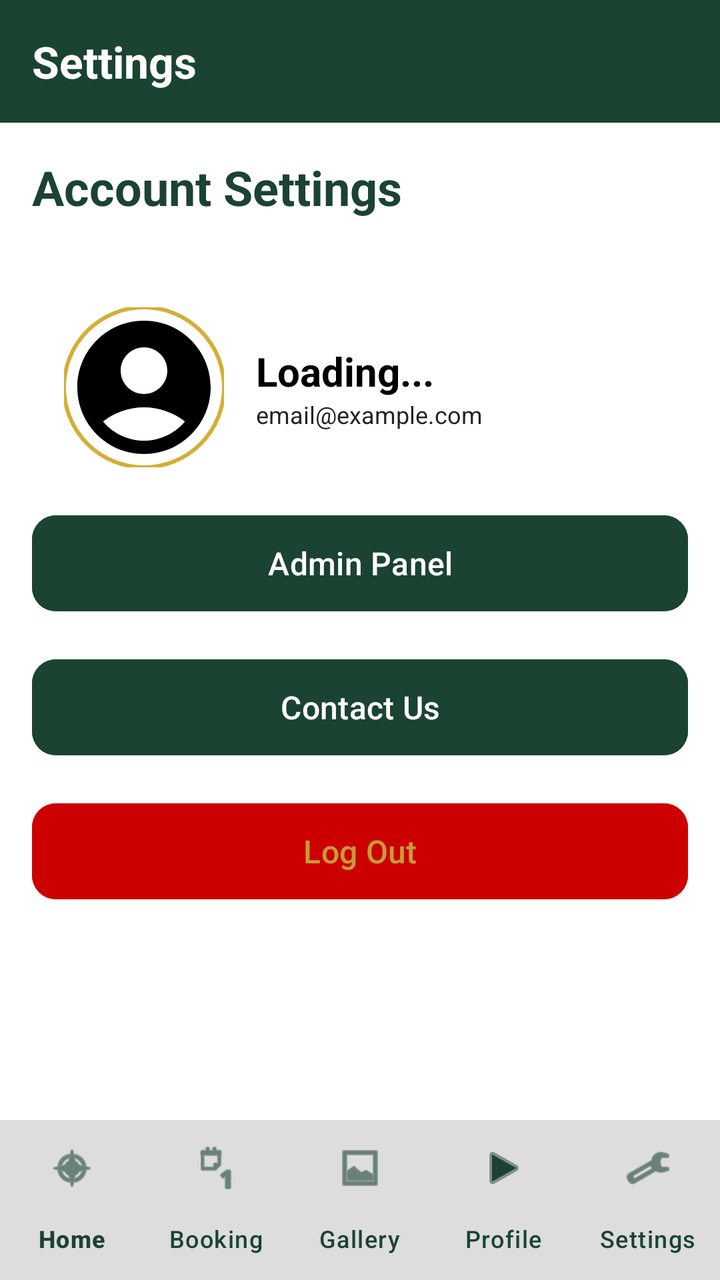
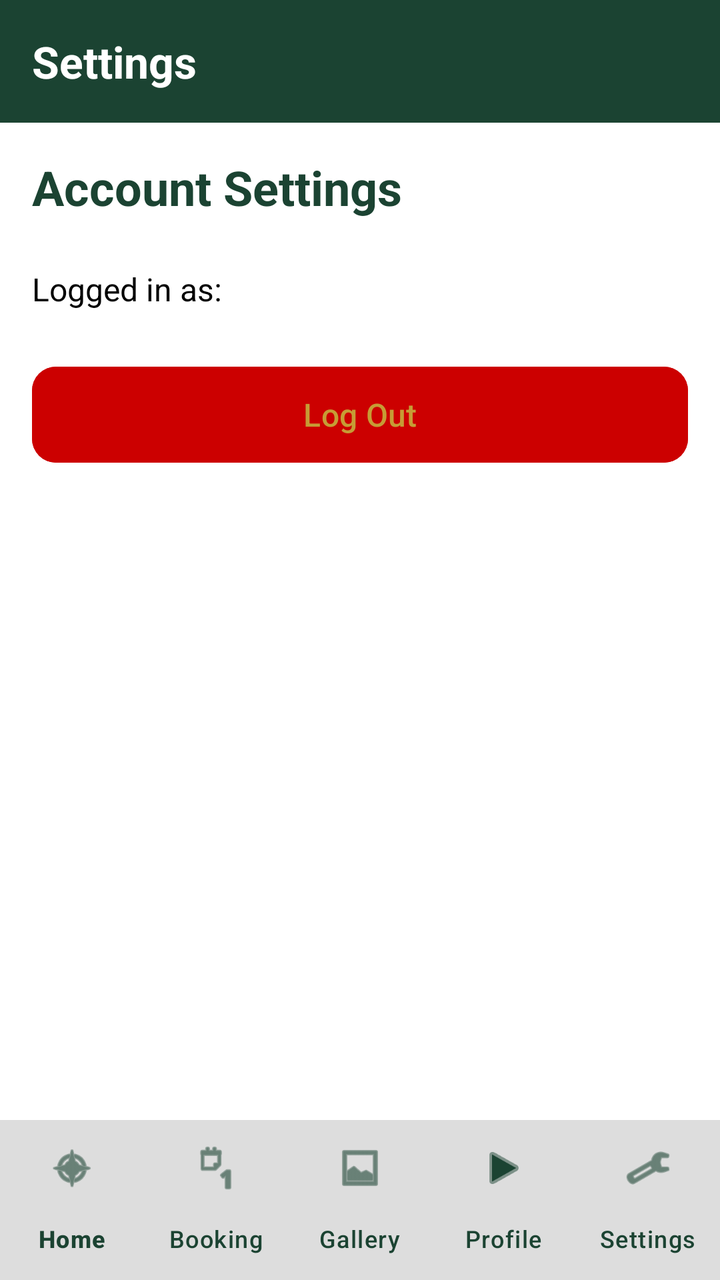

Screens rendered from an Android XML layout before and after an edit, with the pre-edit source and the edit as a unified diff.
<!-- AndroidManifest.xml: application theme Theme.Moes -->
<!-- res/layout/activity_settings_screen.xml -->
<?xml version="1.0" encoding="utf-8"?>
<RelativeLayout xmlns:android="http://schemas.android.com/apk/res/android"
    xmlns:app="http://schemas.android.com/apk/res-auto"
    xmlns:tools="http://schemas.android.com/tools"
    android:id="@+id/main"
    android:layout_width="match_parent"
    android:layout_height="match_parent"
    android:background="@color/white"
    tools:context=".SettingsScreen">

    <RelativeLayout
        android:id="@+id/navBar"
        android:layout_width="match_parent"
        android:layout_height="wrap_content"
        android:padding="16dp"
        android:background="@color/moes_forest_green">

        <TextView
            android:layout_width="wrap_content"
            android:layout_height="wrap_content"
            android:text="Settings"
            android:textColor="@color/white"
            android:textSize="22sp"
            android:textStyle="bold" />
    </RelativeLayout>

    <com.google.android.material.bottomnavigation.BottomNavigationView
        android:id="@+id/bottomNavigation"
        android:layout_width="match_parent"
        android:layout_height="wrap_content"
        android:layout_alignParentBottom="true"
        android:background="#22000000"
        app:itemIconTint="@color/moes_forest_green"
        app:itemTextColor="@color/moes_forest_green"
        app:labelVisibilityMode="labeled"
        app:menu="@menu/bottom_nav_menu" />

    <androidx.core.widget.NestedScrollView
        android:layout_width="match_parent"
        android:layout_height="match_parent"
        android:layout_below="@id/navBar"
        android:layout_above="@id/bottomNavigation"
        android:fillViewport="true">

        <LinearLayout
            android:layout_width="match_parent"
            android:layout_height="wrap_content"
            android:orientation="vertical"
            android:padding="16dp">

            <TextView
                android:layout_width="wrap_content"
                android:layout_height="wrap_content"
                android:text="Account Settings"
                android:textColor="@color/moes_forest_green"
                android:textSize="24sp"
                android:textStyle="bold"
                android:layout_marginBottom="24dp" />



            <LinearLayout
                android:layout_width="match_parent"
                android:layout_height="120dp"
                android:gravity="center_vertical"
                android:orientation="horizontal"
                android:padding="16dp">

                
                <com.google.android.material.imageview.ShapeableImageView
                    android:id="@+id/ivProfilePic"
                    android:layout_width="80dp"
                    android:layout_height="80dp"
                    android:scaleType="centerCrop"
                    android:src="@drawable/ic_profile_placeholder"
                    app:shapeAppearanceOverlay="@style/CircleImage"
                    app:strokeColor="@color/accent_gold"
                    app:strokeWidth="2dp" />

                
                <LinearLayout
                    android:layout_width="0dp"
                    android:layout_height="wrap_content"
                    android:layout_marginStart="16dp"
                    android:layout_weight="1"
                    android:orientation="vertical">

                    <TextView
                        android:id="@+id/tvProfileName"
                        android:layout_width="wrap_content"
                        android:layout_height="wrap_content"
                        android:text="Loading..."
                        android:textColor="@color/primary_black"
                        android:textSize="20sp"
                        android:textStyle="bold" />

                    <TextView
                        android:id="@+id/tvProfileEmail"
                        android:layout_width="wrap_content"
                        android:layout_height="wrap_content"
                        android:text="email@example.com"
                        android:textColor="@color/text_dark"
                        android:textSize="12sp" />
                </LinearLayout>



            </LinearLayout>

            
            <Button
                android:id="@+id/btnAdminPanel"
                android:layout_width="match_parent"
                android:layout_height="56dp"
                android:text="Admin Panel"
                android:textSize="16sp"
                android:backgroundTint="@color/moes_forest_green"
                android:textColor="@color/white"
                android:layout_marginBottom="16dp"
                app:cornerRadius="12dp" />

            
            <Button
                android:id="@+id/tvUserEmailSettings"
                android:layout_width="match_parent"
                android:layout_height="56dp"
                android:text="Contact Us"
                android:textSize="16sp"
                android:backgroundTint="@color/moes_forest_green"
                android:textColor="@color/white"
                android:layout_marginBottom="16dp"
                app:cornerRadius="12dp" />

            <Button
                android:id="@+id/btnLogout"
                android:layout_width="match_parent"
                android:layout_height="56dp"
                android:text="Log Out"
                android:textSize="16sp"
                android:backgroundTint="@android:color/holo_red_dark"
                app:cornerRadius="12dp" />

        </LinearLayout>
    </androidx.core.widget.NestedScrollView>
</RelativeLayout>
<!-- resources referenced by this layout -->
<resources>
  <color name="accent_gold">#D4AF37</color>
  <color name="moes_forest_green">#1B4332</color>
  <color name="primary_black">#000000</color>
  <color name="text_dark">#222222</color>
  <color name="white">#FFFFFF</color>
  <!-- drawable ic_profile_placeholder (drawable) -->
  <vector xmlns:android="http://schemas.android.com/apk/res/android" android:height="24dp" android:tint="#000000" android:viewportHeight="24" android:viewportWidth="24" android:width="24dp">
        
      <path android:fillColor="@android:color/white" android:pathData="M12,2C6.48,2 2,6.48 2,12s4.48,10 10,10s10,-4.48 10,-10S17.52,2 12,2zM12,6c1.93,0 3.5,1.57 3.5,3.5S13.93,13 12,13s-3.5,-1.57 -3.5,-3.5S10.07,6 12,6zM12,20c-2.03,0 -4.43,-0.82 -6.14,-2.88C7.55,15.8 9.68,15 12,15s4.45,0.8 6.14,2.12C16.43,19.18 14.03,20 12,20z"/>
      
  </vector>
  <style name="CircleImage">
          <item name="cornerSize">50%</item>
      </style>
  <style name="Theme.Moes" parent="Theme.Material3.DayNight.NoActionBar">
      
      <item name="colorPrimary">@color/moes_forest_green</item>
      <item name="colorOnPrimary">@color/moes_gold</item>
  
      
      <item name="colorSecondary">@color/moes_gold</item>
      <item name="colorOnSecondary">@color/white</item>
  
      
      <item name="android:windowBackground">@color/moes_cream</item>
      <item name="android:statusBarColor">@color/moes_dark_header</item>
  </style>
  <color name="moes_gold">#C69C35</color>
  <color name="moes_cream">#FDFCF0</color>
  <color name="moes_dark_header">#121212</color>
</resources>

<!-- the commit's change to res/layout/activity_settings_screen.xml (unified diff, before → after) -->
@@ -57,79 +57,14 @@
                 android:textStyle="bold"
                 android:layout_marginBottom="24dp" />
 
-
-
-            <LinearLayout
-                android:layout_width="match_parent"
-                android:layout_height="120dp"
-                android:gravity="center_vertical"
-                android:orientation="horizontal"
-                android:padding="16dp">
-
-                
-                <com.google.android.material.imageview.ShapeableImageView
-                    android:id="@+id/ivProfilePic"
-                    android:layout_width="80dp"
-                    android:layout_height="80dp"
-                    android:scaleType="centerCrop"
-                    android:src="@drawable/ic_profile_placeholder"
-                    app:shapeAppearanceOverlay="@style/CircleImage"
-                    app:strokeColor="@color/accent_gold"
-                    app:strokeWidth="2dp" />
-
-                
-                <LinearLayout
-                    android:layout_width="0dp"
-                    android:layout_height="wrap_content"
-                    android:layout_marginStart="16dp"
-                    android:layout_weight="1"
-                    android:orientation="vertical">
-
-                    <TextView
-                        android:id="@+id/tvProfileName"
-                        android:layout_width="wrap_content"
-                        android:layout_height="wrap_content"
-                        android:text="Loading..."
-                        android:textColor="@color/primary_black"
-                        android:textSize="20sp"
-                        android:textStyle="bold" />
-
-                    <TextView
-                        android:id="@+id/tvProfileEmail"
-                        android:layout_width="wrap_content"
-                        android:layout_height="wrap_content"
-                        android:text="email@example.com"
-                        android:textColor="@color/text_dark"
-                        android:textSize="12sp" />
-                </LinearLayout>
-
-
-
-            </LinearLayout>
-
-            
-            <Button
-                android:id="@+id/btnAdminPanel"
-                android:layout_width="match_parent"
-                android:layout_height="56dp"
-                android:text="Admin Panel"
-                android:textSize="16sp"
-                android:backgroundTint="@color/moes_forest_green"
-                android:textColor="@color/white"
-                android:layout_marginBottom="16dp"
-                app:cornerRadius="12dp" />
-
-            
-            <Button
+            <TextView
                 android:id="@+id/tvUserEmailSettings"
                 android:layout_width="match_parent"
-                android:layout_height="56dp"
-                android:text="Contact Us"
+                android:layout_height="wrap_content"
+                android:text="Logged in as: "
+                android:textColor="@color/primary_black"
                 android:textSize="16sp"
-                android:backgroundTint="@color/moes_forest_green"
-                android:textColor="@color/white"
-                android:layout_marginBottom="16dp"
-                app:cornerRadius="12dp" />
+                android:layout_marginBottom="24dp" />
 
             <Button
                 android:id="@+id/btnLogout"
<!-- resource entries referenced after the edit -->
@@ -1,19 +1,8 @@
 <!-- resources referenced by this layout -->
 <resources>
-  <color name="accent_gold">#D4AF37</color>
   <color name="moes_forest_green">#1B4332</color>
   <color name="primary_black">#000000</color>
-  <color name="text_dark">#222222</color>
   <color name="white">#FFFFFF</color>
-  <!-- drawable ic_profile_placeholder (drawable) -->
-  <vector xmlns:android="http://schemas.android.com/apk/res/android" android:height="24dp" android:tint="#000000" android:viewportHeight="24" android:viewportWidth="24" android:width="24dp">
-        
-      <path android:fillColor="@android:color/white" android:pathData="M12,2C6.48,2 2,6.48 2,12s4.48,10 10,10s10,-4.48 10,-10S17.52,2 12,2zM12,6c1.93,0 3.5,1.57 3.5,3.5S13.93,13 12,13s-3.5,-1.57 -3.5,-3.5S10.07,6 12,6zM12,20c-2.03,0 -4.43,-0.82 -6.14,-2.88C7.55,15.8 9.68,15 12,15s4.45,0.8 6.14,2.12C16.43,19.18 14.03,20 12,20z"/>
-      
-  </vector>
-  <style name="CircleImage">
-          <item name="cornerSize">50%</item>
-      </style>
   <style name="Theme.Moes" parent="Theme.Material3.DayNight.NoActionBar">
       
       <item name="colorPrimary">@color/moes_forest_green</item>
